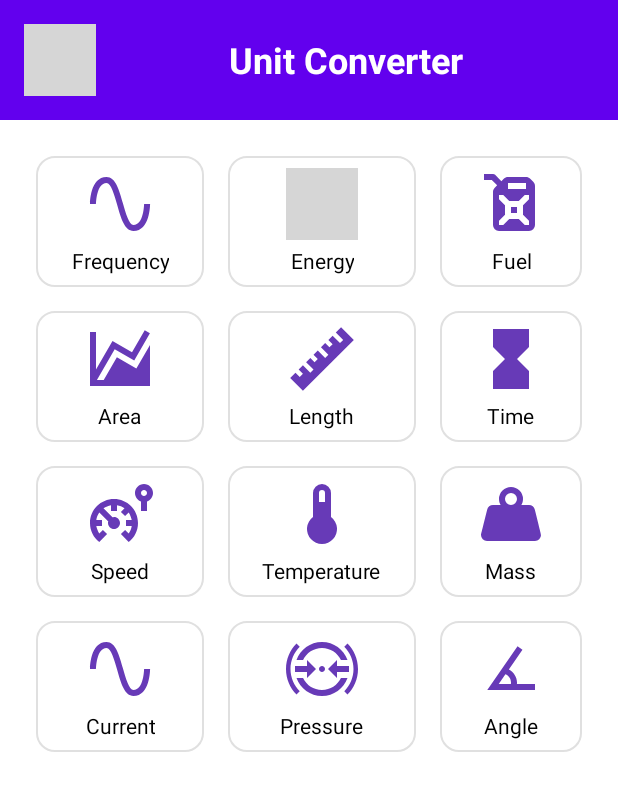
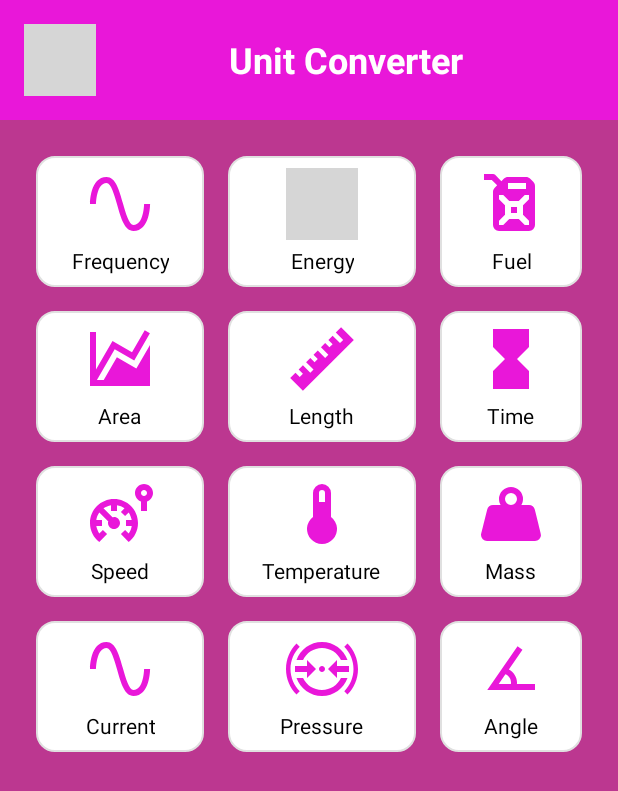
Before and after one commit to fmustaghfirullah/Kalkulator, an Android app: the ConverterActivity screen opened directly, with no data from a screen before it, on a phone screen of 412 x 824 dp. Shown: the top 791 px of the screen. Run offline under Robolectric (Android 15) with nearby library versions, the phone set to English and light mode, and no system bars; grey boxes are pictures that could not be loaded.

```diff
--- a/app/src/main/res/layout/activity_converter.xml
+++ b/app/src/main/res/layout/activity_converter.xml
@@ -15,7 +15,7 @@
         android:orientation="horizontal"
         android:gravity="center_vertical"
         android:padding="16dp"
-        android:background="@color/purple_500">
+        android:background="@color/pink">
 
         <ImageButton
             android:id="@+id/btnBack"
@@ -44,7 +44,7 @@
         android:layout_height="match_parent"
         android:orientation="vertical"
         android:padding="8dp"
-        android:background="@color/white"
+        android:background="#BC3790"
         android:visibility="visible">
 
         <GridLayout
--- a/app/src/main/res/layout/simple_spinner_item_custom.xml
+++ b/app/src/main/res/layout/simple_spinner_item_custom.xml
@@ -12,4 +12,4 @@
     android:singleLine="true"
     android:ellipsize="marquee"
     android:textStyle="bold"
-    android:background="@android:color/holo_blue_light" />
+    android:background="@color/pink" />
--- a/app/src/main/res/values/colors.xml
+++ b/app/src/main/res/values/colors.xml
@@ -18,7 +18,7 @@
     <color name="purple_700">#FF3700B3</color>
     <color name="teal_200">#FF03DAC5</color>
     <color name="teal_700">#FF018786</color>
-    <color name="converter_icon_color">#673AB7</color> <color name="converter_text_color">#000000</color>
+    <color name="converter_icon_color">#E917D9</color> <color name="converter_text_color">#000000</color>
 
     <color name="dark_gray_button_color">#333333</color>
 
```
